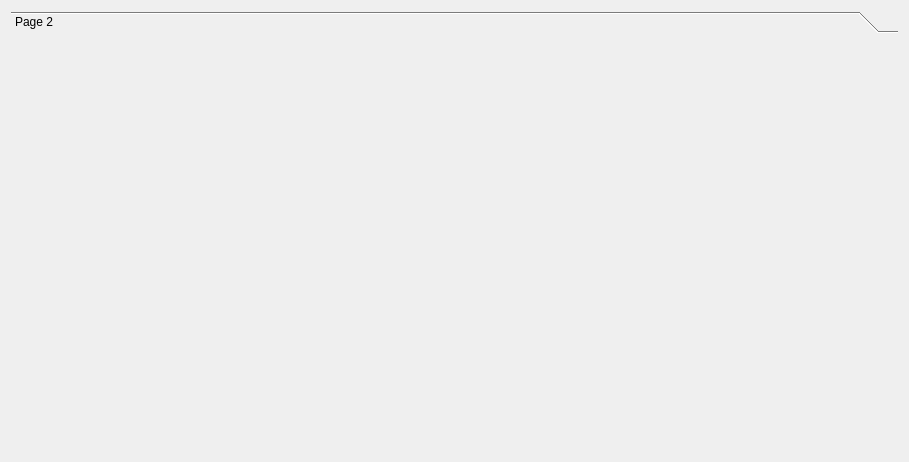
First picture: the form in drc/gui/mediationprocessview.ui, repository lansdon/cpts483_drc, before the edit.
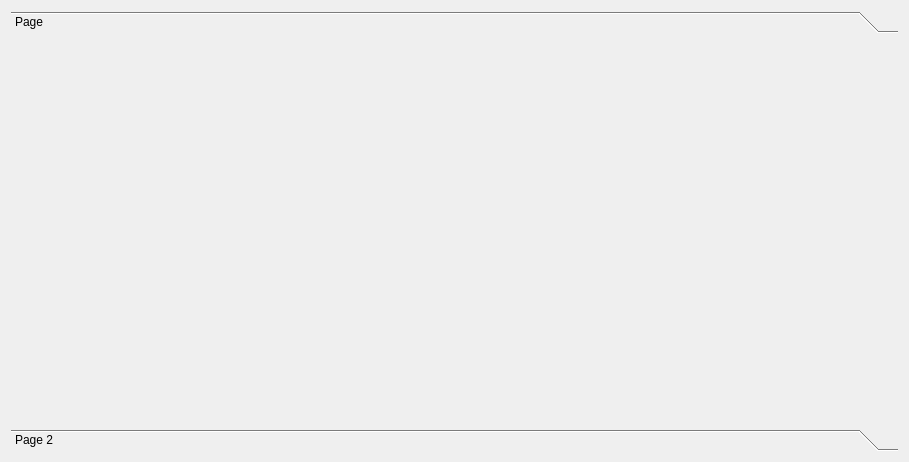
Second picture: the form after the edit.

What changed in the file:
```diff
--- a/drc/gui/mediationprocessview.ui
+++ b/drc/gui/mediationprocessview.ui
@@ -19,13 +19,23 @@
      <property name="currentIndex">
       <number>0</number>
      </property>
-     <widget class="QWidget" name="page_2">
+     <widget class="QWidget" name="partiesPage">
+      <attribute name="label">
+       <string>Page</string>
+      </attribute>
+      <layout class="QHBoxLayout" name="horizontalLayout">
+       <item>
+        <widget class="QWidget" name="widget" native="true"/>
+       </item>
+      </layout>
+     </widget>
+     <widget class="QWidget" name="sessionsPage">
       <property name="geometry">
        <rect>
         <x>0</x>
         <y>0</y>
-        <width>891</width>
-        <height>417</height>
+        <width>885</width>
+        <height>370</height>
        </rect>
       </property>
       <attribute name="label">
```
